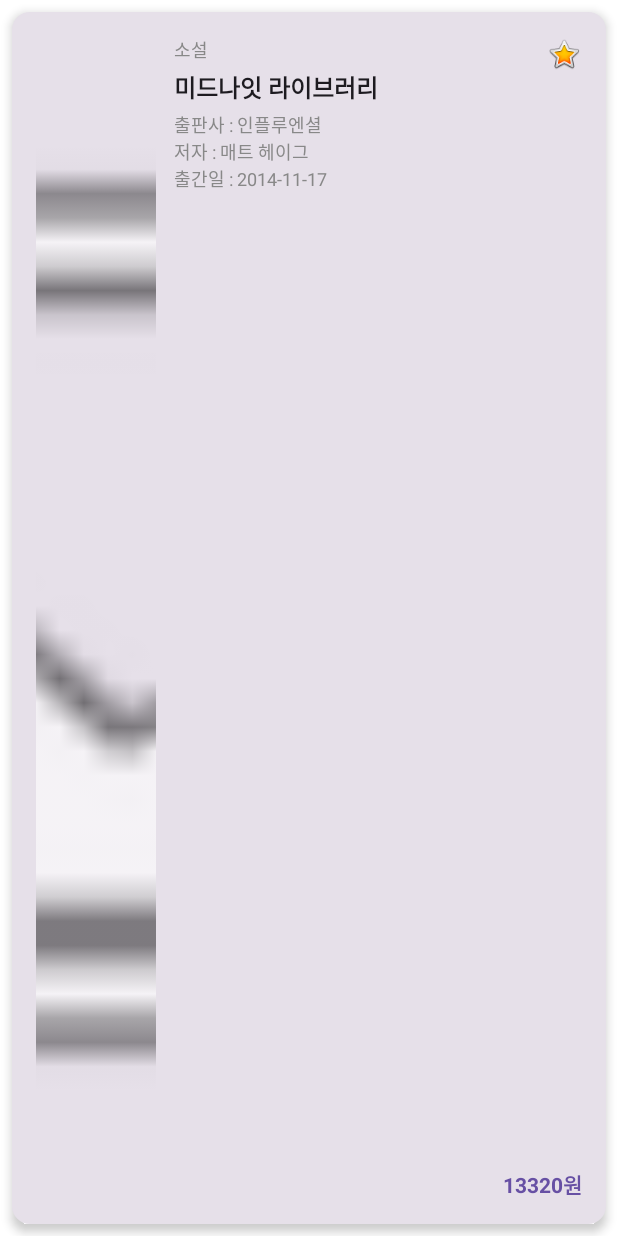
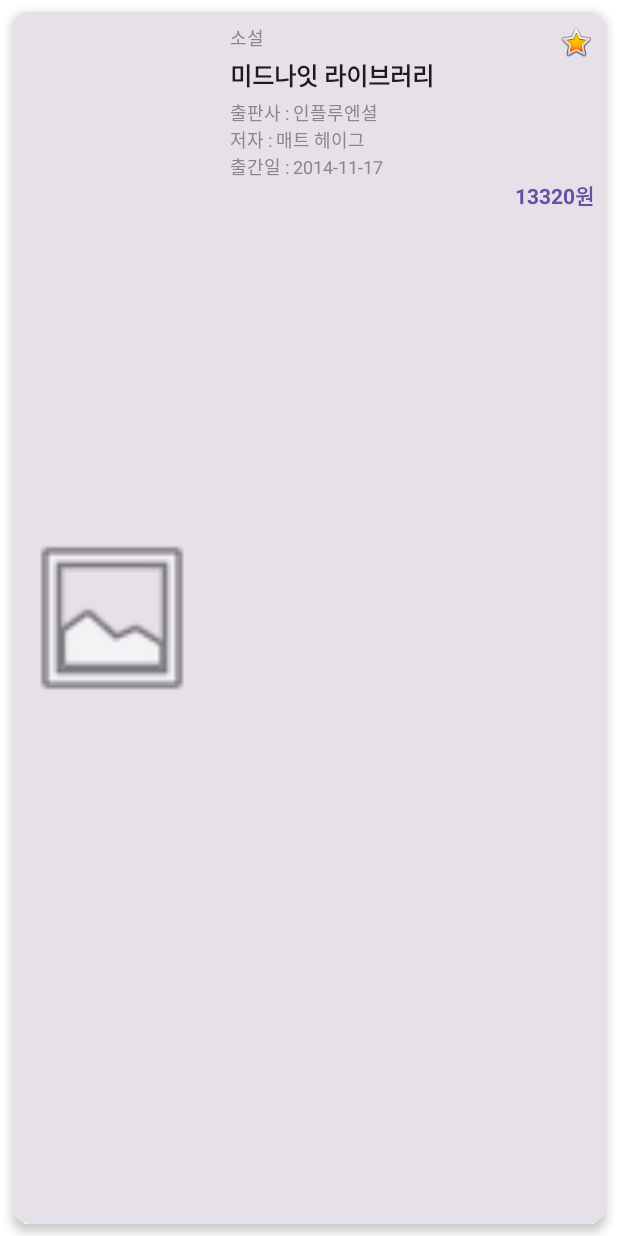
Before and after one commit to oyj7677/kakao_book, an Android app built with Jetpack Compose: the @Preview function BookItemCardPreview, on a phone screen of 412 x 824 dp. Run offline under Robolectric (Android 15) with nearby library versions, the phone set to English and light mode, and no system bars; pictures from the network do not load.

Commit message:
[Refactor] : 매직 넘버를 상수로 교체하여 코드 품질 개선
- ComponentConstants.kt 추가로 중앙화된 상수 관리
- UI 컴포넌트와 detail 화면의 매직 넘버 상수화
- 패딩, 폰트 크기, 아이콘 크기 등 디자인 토큰 통일

```diff
--- a/app/src/main/java/com/oyj/kakaobook/ui/component/BookInfo.kt
+++ b/app/src/main/java/com/oyj/kakaobook/ui/component/BookInfo.kt
@@ -1,7 +1,6 @@
 package com.oyj.kakaobook.ui.component
 
 import androidx.compose.foundation.layout.Column
-import androidx.compose.foundation.layout.Spacer
 import androidx.compose.foundation.layout.fillMaxSize
 import androidx.compose.foundation.layout.fillMaxWidth
 import androidx.compose.foundation.layout.padding
@@ -15,10 +14,11 @@ import androidx.compose.ui.text.font.FontWeight
 import androidx.compose.ui.text.style.TextAlign
 import androidx.compose.ui.text.style.TextOverflow
 import androidx.compose.ui.tooling.preview.Preview
-import androidx.compose.ui.unit.dp
-import androidx.compose.ui.unit.sp
 import com.oyj.kakaobook.R
 import com.oyj.kakaobook.data.BookItem
+import com.oyj.kakaobook.ui.component.ComponentConstants.Padding
+import com.oyj.kakaobook.ui.component.ComponentConstants.Text.MAX_LINES_SINGLE
+import com.oyj.kakaobook.ui.component.ComponentConstants.Typography
 import com.oyj.kakaobook.util.DateUtil
 
 /**
@@ -48,9 +48,8 @@ fun BookInfo(
         if (showCategory) {
             Text(
                 text = book.category,
-                fontSize = 12.sp,
+                fontSize = Typography.CAPTION_SIZE,
                 color = Color.Gray,
-                maxLines = 1,
                 overflow = TextOverflow.Ellipsis
             )
         }
@@ -58,11 +57,10 @@ fun BookInfo(
         // 도서 제목
         Text(
             text = book.title,
-            fontSize = 16.sp,
+            fontSize = Typography.TITLE_SIZE,
             fontWeight = FontWeight.Bold,
-            maxLines = 2,
             overflow = TextOverflow.Ellipsis,
-            modifier = Modifier.padding(vertical = 4.dp)
+            modifier = Modifier.padding(vertical = Padding.EXTRA_SMALL)
         )
 
         // 출판사
@@ -72,9 +70,9 @@ fun BookInfo(
                     id = R.string.text_publisher_info,
                     book.publisher
                 ),
-                fontSize = 12.sp,
+                fontSize = Typography.CAPTION_SIZE,
                 color = Color.Gray,
-                maxLines = 1,
+                maxLines = MAX_LINES_SINGLE,
                 overflow = TextOverflow.Ellipsis
             )
         }
@@ -86,9 +84,9 @@ fun BookInfo(
                     id = R.string.text_authors_info,
                     book.authors.joinToString(", ")
                 ),
-                fontSize = 12.sp,
+                fontSize = Typography.CAPTION_SIZE,
                 color = Color.Gray,
-                maxLines = 1,
+                maxLines = MAX_LINES_SINGLE,
                 overflow = TextOverflow.Ellipsis
             )
         }
@@ -100,28 +98,27 @@ fun BookInfo(
                     id = R.string.text_date_time_info,
                     DateUtil.formatDateToYMD(book.dateTime)
                 ),
-                fontSize = 12.sp,
+                fontSize = Typography.CAPTION_SIZE,
                 color = Color.Gray,
-                maxLines = 1,
+                maxLines = MAX_LINES_SINGLE,
                 overflow = TextOverflow.Ellipsis
             )
         }
 
-        // 가격을 가장 아래로 밀어내기 위한 Spacer
+        // 가격
         if (showPrice) {
-            Spacer(modifier = Modifier.weight(1f))
-
-            // 가격 (오른쪽 정렬)
             Text(
                 text = stringResource(
                     id = R.string.text_price_info,
                     book.price
                 ),
-                fontSize = 14.sp,
+                fontSize = Typography.BODY_SIZE,
                 fontWeight = FontWeight.Bold,
                 color = MaterialTheme.colorScheme.primary,
-                modifier = Modifier.fillMaxWidth(),
-                textAlign = TextAlign.End
+                maxLines = MAX_LINES_SINGLE,
+                overflow = TextOverflow.Ellipsis,
+                textAlign = TextAlign.End,
+                modifier = Modifier.fillMaxWidth()
             )
         }
     }
--- a/app/src/main/java/com/oyj/kakaobook/ui/component/BookInfoColumn.kt
+++ b/app/src/main/java/com/oyj/kakaobook/ui/component/BookInfoColumn.kt
@@ -5,6 +5,7 @@ import androidx.compose.foundation.Image
 import androidx.compose.foundation.clickable
 import androidx.compose.foundation.layout.Box
 import androidx.compose.foundation.layout.fillMaxSize
+import androidx.compose.foundation.layout.padding
 import androidx.compose.foundation.layout.size
 import androidx.compose.runtime.Composable
 import androidx.compose.ui.Alignment
@@ -15,6 +16,8 @@ import androidx.compose.ui.tooling.preview.Preview
 import androidx.compose.ui.unit.dp
 import com.oyj.kakaobook.R
 import com.oyj.kakaobook.data.BookItem
+import com.oyj.kakaobook.ui.component.ComponentConstants.Padding
+import com.oyj.kakaobook.ui.component.ComponentConstants.Size
 import kotlin.String
 
 @Composable
@@ -25,7 +28,7 @@ fun BookInfoColumn(
 ) {
     Log.d("TAG", "BookInfoColumn: $book ")
     Box(
-        modifier = modifier.fillMaxSize()
+        modifier = modifier.padding(Padding.EXTRA_SMALL)
     ) {
         // 도서 정보 표시 컴포넌트 사용
         BookInfo(book = book)
@@ -42,7 +45,7 @@ fun BookInfoColumn(
             contentDescription = stringResource(R.string.description_bookmark_image),
             modifier = Modifier
                 .align(Alignment.TopEnd)
-                .size(24.dp)
+                .size(Size.ICON_MEDIUM)
                 .clickable { onClickBookmark(book.isbn) }
         )
     }
--- a/app/src/main/java/com/oyj/kakaobook/ui/component/BookItemCard.kt
+++ b/app/src/main/java/com/oyj/kakaobook/ui/component/BookItemCard.kt
@@ -6,22 +6,24 @@ import androidx.compose.foundation.layout.Row
 import androidx.compose.foundation.layout.fillMaxHeight
 import androidx.compose.foundation.layout.fillMaxWidth
 import androidx.compose.foundation.layout.padding
-import androidx.compose.foundation.layout.width
+import androidx.compose.foundation.layout.wrapContentHeight
 import androidx.compose.foundation.shape.RoundedCornerShape
 import androidx.compose.material3.Card
 import androidx.compose.material3.CardDefaults
 import androidx.compose.runtime.Composable
+import androidx.compose.ui.Alignment
 import androidx.compose.ui.Modifier
 import androidx.compose.ui.layout.ContentScale
 import androidx.compose.ui.platform.LocalContext
 import androidx.compose.ui.res.painterResource
 import androidx.compose.ui.res.stringResource
 import androidx.compose.ui.tooling.preview.Preview
-import androidx.compose.ui.unit.dp
 import coil.compose.AsyncImage
 import coil.request.ImageRequest
 import com.oyj.kakaobook.R
 import com.oyj.kakaobook.data.BookItem
+import com.oyj.kakaobook.ui.component.ComponentConstants.Card
+import com.oyj.kakaobook.ui.component.ComponentConstants.Padding
 
 @Composable
 fun BookItemCard(
@@ -33,15 +35,17 @@ fun BookItemCard(
     Card(
         modifier = modifier
             .fillMaxWidth()
+            .wrapContentHeight()
             .clickable { onClickCard(book.isbn) },
-        elevation = CardDefaults.cardElevation(defaultElevation = 4.dp),
-        shape = RoundedCornerShape(12.dp)
+        elevation = CardDefaults.cardElevation(defaultElevation = Card.ELEVATION),
+        shape = RoundedCornerShape(Card.CORNER_RADIUS)
     ) {
         Row(
             modifier = Modifier
                 .fillMaxWidth()
-                .padding(16.dp),
-            horizontalArrangement = Arrangement.spacedBy(12.dp)
+                .padding(Padding.EXTRA_SMALL),
+            horizontalArrangement = Arrangement.spacedBy(Padding.MEDIUM),
+            verticalAlignment = Alignment.CenterVertically
         ) {
             // 도서 썸네일
             AsyncImage(
@@ -51,15 +55,17 @@ fun BookItemCard(
                     .build(),
                 contentDescription = stringResource(R.string.description_thumbnail_image),
                 modifier = Modifier
-                    .width(80.dp)
-                    .fillMaxHeight(),
-                contentScale = ContentScale.Crop,
+                    .weight(1f),
+                contentScale = ContentScale.FillWidth,
                 placeholder = painterResource(android.R.drawable.ic_menu_gallery),
                 error = painterResource(android.R.drawable.ic_menu_gallery)
             )
 
             // 도서 정보 컬럼
             BookInfoColumn(
+                modifier = Modifier
+                    .weight(2f)
+                    .fillMaxHeight(),
                 book = book,
                 onClickBookmark = onClickBookmark
             )
@@ -88,6 +94,6 @@ private fun BookItemCardPreview() {
 
     BookItemCard(
         book = sampleBook,
-        modifier = Modifier.padding(8.dp)
+        modifier = Modifier.padding(Padding.SMALL)
     )
 }
--- /dev/null
+++ b/app/src/main/java/com/oyj/kakaobook/ui/component/ComponentConstants.kt
@@ -0,0 +1,50 @@
+package com.oyj.kakaobook.ui.component
+
+
+import androidx.compose.ui.unit.dp
+import androidx.compose.ui.unit.sp
+
+object ComponentConstants {
+    /**
+     * Component 패키지에서 사용하는 공통 상수들
+     */
+// Padding & Spacing
+    object Padding {
+        val EXTRA_SMALL = 4.dp
+        val SMALL = 8.dp
+        val MEDIUM = 12.dp
+        val LARGE = 16.dp
+    }
+
+    // Card Properties
+    object Card {
+        val ELEVATION = 4.dp
+        val CORNER_RADIUS = 12.dp
+        val CORNER_RADIUS_SMALL = 8.dp
+    }
+
+    // Typography
+    object Typography {
+        val TITLE_LARGE_SIZE = 24.sp
+        val CAPTION_SIZE = 12.sp
+        val BODY_SIZE = 14.sp
+        val TITLE_SIZE = 16.sp
+    }
+
+
+    // Icon & Image
+    object Size {
+        val ICON_MEDIUM = 24.dp
+        val ICON_LARGE = 64.dp
+        val TOP_BAR_HEIGHT = 56.dp
+        val THUMBNAIL_WIDTH = 120.dp
+        val THUMBNAIL_HEIGHT = 174.dp
+    }
+
+    // Text Properties
+    object Text {
+        const val MAX_LINES_SINGLE = 1
+        const val MAX_LINES_DOUBLE = 2
+    }
+
+}
--- a/app/src/main/java/com/oyj/kakaobook/ui/component/SearchResultView.kt
+++ b/app/src/main/java/com/oyj/kakaobook/ui/component/SearchResultView.kt
@@ -6,8 +6,8 @@ import androidx.compose.foundation.lazy.LazyColumn
 import androidx.compose.foundation.lazy.items
 import androidx.compose.runtime.Composable
 import androidx.compose.ui.Modifier
-import androidx.compose.ui.unit.dp
 import com.oyj.kakaobook.data.BookItem
+import com.oyj.kakaobook.ui.component.ComponentConstants.Padding
 
 @Composable
 fun SearchResultView(
@@ -17,8 +17,8 @@ fun SearchResultView(
 ) {
     LazyColumn(
         modifier = modifier,
-        contentPadding = PaddingValues(16.dp),
-        verticalArrangement = Arrangement.spacedBy(12.dp)
+        contentPadding = PaddingValues(Padding.LARGE),
+        verticalArrangement = Arrangement.spacedBy(Padding.MEDIUM)
     ) {
         items(bookList) { book ->
             BookItemCard(
--- a/app/src/main/java/com/oyj/kakaobook/ui/component/SortCriteriaSelectorPaging.kt
+++ b/app/src/main/java/com/oyj/kakaobook/ui/component/SortCriteriaSelectorPaging.kt
@@ -11,6 +11,7 @@ import androidx.compose.ui.Modifier
 import androidx.compose.ui.tooling.preview.Preview
 import androidx.compose.ui.unit.dp
 import com.oyj.kakaobook.data.SearchSortCriteria
+import com.oyj.kakaobook.ui.component.ComponentConstants.Padding
 
 @Composable
 fun SortCriteriaSelectorPaging(
@@ -22,8 +23,8 @@ fun SortCriteriaSelectorPaging(
     Row(
         modifier = modifier
             .fillMaxWidth()
-            .padding(horizontal = 16.dp, vertical = 8.dp),
-        horizontalArrangement = Arrangement.spacedBy(8.dp)
+            .padding(horizontal = Padding.LARGE, vertical = Padding.SMALL),
+        horizontalArrangement = Arrangement.spacedBy(Padding.SMALL)
     ) {
         sortCriteriaList.forEach { criteria ->
             FilterChip(
--- a/app/src/main/java/com/oyj/kakaobook/ui/component/TitleTopBar.kt
+++ b/app/src/main/java/com/oyj/kakaobook/ui/component/TitleTopBar.kt
@@ -7,7 +7,7 @@ import androidx.compose.runtime.Composable
 import androidx.compose.ui.Modifier
 import androidx.compose.ui.text.font.FontWeight
 import androidx.compose.ui.tooling.preview.Preview
-import androidx.compose.ui.unit.sp
+import com.oyj.kakaobook.ui.component.ComponentConstants.Typography
 
 @OptIn(ExperimentalMaterial3Api::class)
 @Composable
@@ -19,7 +19,7 @@ fun TitleTopBar(
         title = {
             Text(
                 text = title,
-                fontSize = 24.sp,
+                fontSize = Typography.TITLE_LARGE_SIZE,
                 fontWeight = FontWeight.Bold
             )
         },
--- a/app/src/main/res/values/strings.xml
+++ b/app/src/main/res/values/strings.xml
@@ -15,6 +15,9 @@
     <string name="text_authors_info">저자 : %s</string>
     <string name="text_date_time_info">출간일 : %s</string>
     <string name="text_price_info">%s원</string>
+    <string name="text_sale_price_info">할인가 : %s원</string>
+    <string name="text_isbn">ISBN : %s</string>
+
 
     <string name="error_search">검색 중 오류가 발생했습니다.</string>
 </resources>
```
Also changed, not shown: app/src/main/java/com/oyj/kakaobook/ui/component/EmptyState.kt (+4 -3 lines), app/src/main/java/com/oyj/kakaobook/ui/detail/BookDetailScreen.kt (+10 -2 lines), app/src/main/java/com/oyj/kakaobook/ui/detail/component/BookInfoSection.kt (+21 -10 lines), app/src/main/java/com/oyj/kakaobook/ui/detail/component/BookMetadata.kt (+29 -16 lines), app/src/main/java/com/oyj/kakaobook/ui/detail/component/DetailTopBar.kt (+6 -5 lines).
